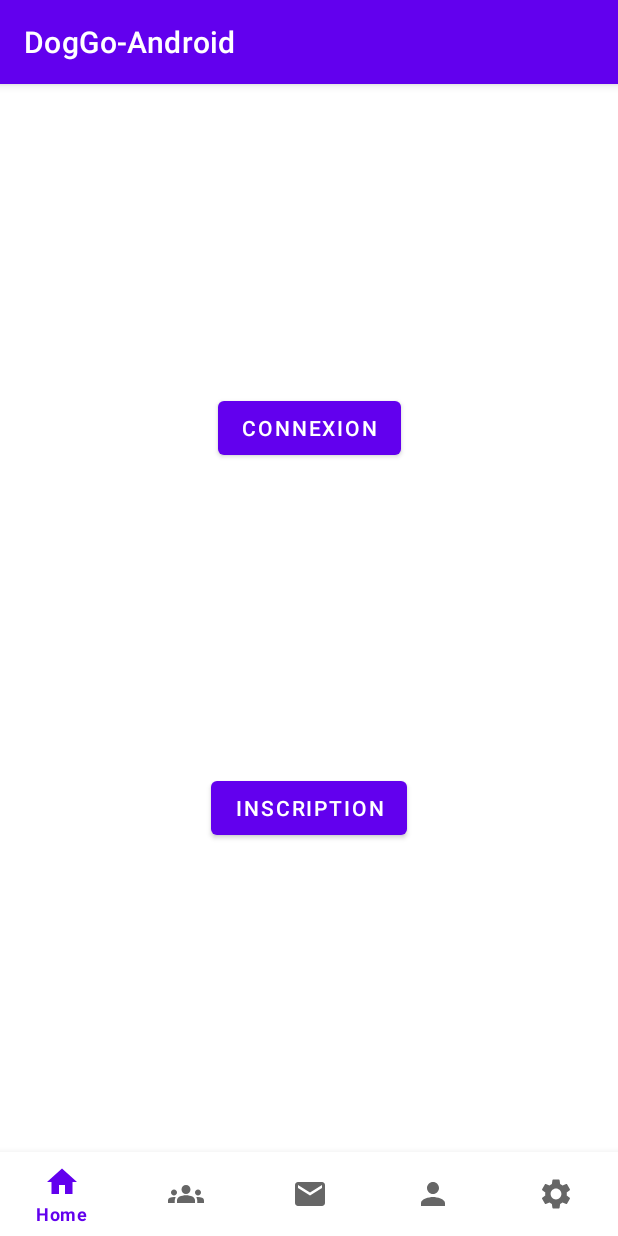
After one commit to NIS4IL-PROJETS5/DogGoAndroid, an Android app: the ConnectionFragment screen opened through its navigation route, on a phone screen of 412 x 824 dp. The commit adds this screen. Run offline under Robolectric (Android 15) with nearby library versions, the phone set to English and light mode, and no system bars; our stand-ins replace navigation-ui; pictures from the network do not load.

Commit message:
Connexion auth

```diff
--- a/app/src/main/java/com/example/doggo_android/Models/RetrofitRequests.java
+++ b/app/src/main/java/com/example/doggo_android/Models/RetrofitRequests.java
@@ -4,6 +4,8 @@ import java.util.HashMap;
 
 import retrofit2.Call;
 import retrofit2.http.Body;
+import retrofit2.http.GET;
+import retrofit2.http.Header;
 import retrofit2.http.POST;
 
 public interface RetrofitRequests {
@@ -12,4 +14,7 @@ public interface RetrofitRequests {
 
     @POST("api/auth/signup")
     Call<Void> executeRegister(@Body HashMap<String, String> map);
+
+    @GET("api/auth/check")
+    Call<Void> executeCheckToken(@Header("Authorization") String token);
 }
--- a/app/src/main/java/com/example/doggo_android/Views/CandidatureFormFragment.java
+++ b/app/src/main/java/com/example/doggo_android/Views/CandidatureFormFragment.java
@@ -1,4 +1,4 @@
-package com.example.doggo_android.views;
+package com.example.doggo_android.Views;
 
 import android.app.Activity;
 import android.content.Context;
--- /dev/null
+++ b/app/src/main/java/com/example/doggo_android/Views/ConnectionFragment.java
@@ -0,0 +1,173 @@
+package com.example.doggo_android.Views;
+
+import android.content.DialogInterface;
+import android.content.SharedPreferences;
+import android.os.Bundle;
+
+import androidx.annotation.NonNull;
+import androidx.annotation.Nullable;
+import androidx.appcompat.app.AlertDialog;
+import androidx.fragment.app.Fragment;
+import androidx.navigation.fragment.NavHostFragment;
+
+import android.util.Log;
+import android.view.LayoutInflater;
+import android.view.View;
+import android.view.ViewGroup;
+import android.widget.Button;
+import android.widget.EditText;
+
+import com.example.doggo_android.Models.IUser;
+import com.example.doggo_android.Models.RetrofitRequests;
+import com.example.doggo_android.R;
+import com.example.doggo_android.Utils;
+import com.example.doggo_android.databinding.FragmentConnectionBinding;
+
+import java.util.HashMap;
+
+import retrofit2.Call;
+import retrofit2.Callback;
+import retrofit2.Response;
+import retrofit2.Retrofit;
+import retrofit2.converter.gson.GsonConverterFactory;
+
+public class ConnectionFragment extends Fragment {
+
+    FragmentConnectionBinding binding;
+    RetrofitRequests requests;
+    private static final String TAG = "ConnectionFragment";
+    public ConnectionFragment() {
+        // Required empty public constructor
+    }
+
+    @Override
+    public void onCreate(Bundle savedInstanceState) {
+        super.onCreate(savedInstanceState);
+    }
+
+    @Override
+    public View onCreateView(LayoutInflater inflater, ViewGroup container,
+                             Bundle savedInstanceState) {
+        this.binding = FragmentConnectionBinding.inflate(inflater, container, false);
+        return binding.getRoot();
+    }
+
+    @Override
+    public void onViewCreated(@NonNull View view, @Nullable Bundle savedInstanceState) {
+        super.onViewCreated(view, savedInstanceState);
+
+        String apiUrl = Utils.getConfigValue(requireContext(), "api_url");
+
+        try {
+            Retrofit retrofit = new Retrofit.Builder()
+                    .baseUrl(apiUrl).addConverterFactory(GsonConverterFactory.create()).build();
+            requests = retrofit.create(RetrofitRequests.class);
+        } catch (Exception e) {
+            Log.e(TAG, "onViewCreated: " + e.getMessage());
+        }
+
+        binding.profileLoginButton.setOnClickListener(v -> handleLoginDialog());
+        binding.profileSignupButton.setOnClickListener(v -> handleSignupDialog());
+    }
+
+    private void handleLoginDialog() {
+        View view = getLayoutInflater().inflate(R.layout.dialog_login, null);
+
+        DialogInterface loginDialog = new AlertDialog.Builder(requireContext()).setView(view).show();
+
+        Button loginBtn = view.findViewById(R.id.dialog_login_button);
+        EditText emailEdit = view.findViewById(R.id.dialog_login_email_input);
+        EditText passwordEdit = view.findViewById(R.id.dialog_login_password_input);
+
+        loginBtn.setOnClickListener(v -> {
+            HashMap<String, String> map = new HashMap<>();
+            map.put("email", emailEdit.getText().toString());
+            map.put("password", passwordEdit.getText().toString());
+
+            Call<IUser> call = requests.executeLogin(map);
+
+            call.enqueue(new Callback<IUser>() {
+                @Override
+                public void onResponse(@NonNull Call<IUser> call, @NonNull Response<IUser> response) {
+                    switch (response.code()) {
+                        case 200:
+                            IUser result = response.body();
+                            //store the token in SharedPreferences
+                            SharedPreferences pref = requireContext().getSharedPreferences("DogGo", 0); // 0 - for private mode
+                            SharedPreferences.Editor editor = pref.edit();
+                            editor.putString("token", result.getToken()); // Storing string
+                            editor.commit(); // commit changes
+
+                            AlertDialog.Builder builder = new AlertDialog.Builder(requireContext());
+                            builder.setTitle("Login Success").setMessage("UserId: " + result.getId() + "\n" + "Role: " + result.getRole() + "\n" + "Token: " + result.getToken()).setPositiveButton("OK", (dialogInterface, i) -> {
+                                NavHostFragment.findNavController(ConnectionFragment.this).navigate(R.id.action_connectionFragment_to_profileFragment2);
+                                dialogInterface.dismiss();
+                                loginDialog.cancel();
+                            }).show();
+
+                            break;
+
+                        case 401:
+                            Utils.alertDialogHandler(getContext(), "Login Failed", "Wrong email or password");
+                            break;
+
+                        case 500:
+                            Utils.alertDialogHandler(getContext(), "Login Failed", "Server Error");
+                            break;
+                    }
+                }
+
+                @Override
+                public void onFailure(Call<IUser> call, Throwable t) {
+                    Utils.alertDialogHandler(getContext(), "Error", t.getMessage());
+                }
+            });
+        });
+    }
+
+    private void handleSignupDialog() {
+
+        View view = getLayoutInflater().inflate(R.layout.dialog_signup, null);
+
+        AlertDialog.Builder builder = new AlertDialog.Builder(requireContext());
+        builder.setView(view).show();
+
+        Button registerBtn = view.findViewById(R.id.dialog_signup_button);
+        EditText emailEdit = view.findViewById(R.id.dialog_signup_email_input);
+        EditText passwordEdit = view.findViewById(R.id.dialog_signup_password_input);
+        EditText nameEdit = view.findViewById(R.id.dialog_signup_name_input);
+
+        registerBtn.setOnClickListener(v -> {
+            HashMap<String, String> map = new HashMap<>();
+            map.put("email", emailEdit.getText().toString());
+            map.put("password", passwordEdit.getText().toString());
+            map.put("name", nameEdit.getText().toString());
+
+            Call<Void> call = requests.executeRegister(map);
+
+            call.enqueue(new Callback<Void>() {
+                @Override
+                public void onResponse(@NonNull Call<Void> call, @NonNull Response<Void> response) {
+                    switch (response.code()) {
+                        case 201:
+                            Utils.alertDialogHandler(getContext(), "Success", "User created successfully");
+                            break;
+
+                        case 400:
+                            Utils.alertDialogHandler(getContext(), "Error", "Invalid email or password");
+                            break;
+
+                        case 500:
+                            Utils.alertDialogHandler(getContext(), "Error", "Internal server error");
+                            break;
+                    }
+                }
+
+                @Override
+                public void onFailure(@NonNull Call<Void> call, @NonNull Throwable t) {
+                    Utils.alertDialogHandler(getContext(), "Error", t.getMessage());
+                }
+            });
+        });
+    }
+}
--- a/app/src/main/res/layout/fragment_candidature_form.xml
+++ b/app/src/main/res/layout/fragment_candidature_form.xml
@@ -6,7 +6,7 @@
     android:layout_height="match_parent"
     android:background="#AB673AB7"
     android:orientation="vertical"
-    tools:context=".views.CandidatureFormFragment">
+    tools:context=".Views.CandidatureFormFragment">
 
     <EditText
         android:id="@+id/editTextName"
--- /dev/null
+++ b/app/src/main/res/layout/fragment_connection.xml
@@ -0,0 +1,32 @@
+<?xml version="1.0" encoding="utf-8"?>
+<androidx.constraintlayout.widget.ConstraintLayout xmlns:android="http://schemas.android.com/apk/res/android"
+    xmlns:app="http://schemas.android.com/apk/res-auto"
+    xmlns:tools="http://schemas.android.com/tools"
+    android:id="@+id/frameLayout"
+    android:layout_width="match_parent"
+    android:layout_height="match_parent"
+    tools:context=".Views.ConnectionFragment">
+
+    <Button
+        android:id="@+id/profile_login_button"
+        android:layout_width="wrap_content"
+        android:layout_height="wrap_content"
+        android:text="Connexion"
+        app:layout_constraintBottom_toTopOf="@+id/profile_signup_button"
+        app:layout_constraintEnd_toEndOf="parent"
+        app:layout_constraintHorizontal_bias="0.5"
+        app:layout_constraintStart_toStartOf="parent"
+        app:layout_constraintTop_toTopOf="parent" />
+
+    <Button
+        android:id="@+id/profile_signup_button"
+        android:layout_width="wrap_content"
+        android:layout_height="wrap_content"
+        android:text="Inscription"
+        app:layout_constraintBottom_toBottomOf="parent"
+        app:layout_constraintEnd_toEndOf="parent"
+        app:layout_constraintHorizontal_bias="0.5"
+        app:layout_constraintStart_toStartOf="parent"
+        app:layout_constraintTop_toBottomOf="@+id/profile_login_button" />
+
+</androidx.constraintlayout.widget.ConstraintLayout>
--- a/app/src/main/res/navigation/nav_graph.xml
+++ b/app/src/main/res/navigation/nav_graph.xml
@@ -26,11 +26,13 @@
     <fragment
         android:id="@+id/profileFragment"
         android:name="com.example.doggo_android.Views.ProfileFragment"
-        android:label="fragment_profile"
-        tools:layout="@layout/fragment_profile" >
+        android:label="fragment_profile">
         <action
             android:id="@+id/action_profileFragment_to_candidatureFormFragment"
             app:destination="@id/candidatureFormFragment" />
+        <action
+            android:id="@+id/action_profileFragment_to_connectionFragment"
+            app:destination="@id/connectionFragment" />
     </fragment>
     <fragment
         android:id="@+id/settingsFragment"
@@ -39,12 +41,21 @@
         tools:layout="@layout/fragment_settings" />
     <fragment
         android:id="@+id/candidatureFormFragment"
-        android:name="com.example.doggo_android.views.CandidatureFormFragment"
+        android:name="com.example.doggo_android.Views.CandidatureFormFragment"
         android:label="fragment_candidature_form"
         tools:layout="@layout/fragment_candidature_form" >
         <action
             android:id="@+id/action_candidatureFormFragment_to_profileFragment"
             app:destination="@id/profileFragment" />
     </fragment>
+    <fragment
+        android:id="@+id/connectionFragment"
+        android:name="com.example.doggo_android.Views.ConnectionFragment"
+        android:label="fragment_connection"
+        tools:layout="@layout/fragment_connection" >
+        <action
+            android:id="@+id/action_connectionFragment_to_profileFragment2"
+            app:destination="@id/profileFragment" />
+    </fragment>
 
 </navigation>
```
Also changed, not shown: app/src/main/java/com/example/doggo_android/views/ProfileFragment.java (+31 -103 lines), 1 other file.
